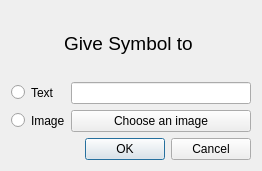
vozellad/Free-Form_Tic-Tac-Toe, file playersymboldialog.ui: the form before one commit.
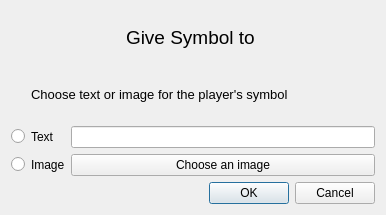
The form after the commit.

Commit message:
User can now select custom symbol
still need to store new image for program to use instead of just putting it in the label

The edit to the form file:
```diff
--- a/playersymboldialog.ui
+++ b/playersymboldialog.ui
@@ -9,15 +9,22 @@
    <rect>
     <x>0</x>
     <y>0</y>
-    <width>262</width>
-    <height>171</height>
+    <width>386</width>
+    <height>215</height>
    </rect>
   </property>
   <property name="windowTitle">
    <string>Player Symbol Dialog</string>
   </property>
   <layout class="QGridLayout" name="gridLayout">
-   <item row="3" column="0">
+   <item row="4" column="2">
+    <widget class="QPushButton" name="pushButton_getImage">
+     <property name="text">
+      <string>Choose an image</string>
+     </property>
+    </widget>
+   </item>
+   <item row="4" column="0">
     <widget class="QRadioButton" name="radioButton_image">
      <property name="maximumSize">
       <size>
@@ -30,49 +37,33 @@
      </property>
     </widget>
    </item>
-   <item row="1" column="0">
-    <widget class="QRadioButton" name="radioButton_text">
-     <property name="sizePolicy">
-      <sizepolicy hsizetype="Minimum" vsizetype="Fixed">
-       <horstretch>0</horstretch>
-       <verstretch>0</verstretch>
-      </sizepolicy>
-     </property>
-     <property name="maximumSize">
-      <size>
-       <width>40</width>
-       <height>16777215</height>
-      </size>
-     </property>
-     <property name="text">
-      <string/>
-     </property>
-    </widget>
-   </item>
-   <item row="1" column="2">
-    <widget class="QLineEdit" name="lineEdit_text"/>
-   </item>
-   <item row="1" column="1">
-    <widget class="QLabel" name="label_text">
-     <property name="text">
-      <string>Text</string>
-     </property>
-    </widget>
-   </item>
-   <item row="3" column="1">
+   <item row="4" column="1">
     <widget class="QLabel" name="label_image">
      <property name="text">
       <string>Image</string>
      </property>
     </widget>
    </item>
-   <item row="3" column="2">
-    <widget class="QPushButton" name="pushButton">
+   <item row="2" column="1">
+    <widget class="QLabel" name="label_text">
      <property name="text">
-      <string>Choose an image</string>
+      <string>Text</string>
      </property>
     </widget>
    </item>
+   <item row="5" column="2">
+    <widget class="QDialogButtonBox" name="buttonBox">
+     <property name="orientation">
+      <enum>Qt::Horizontal</enum>
+     </property>
+     <property name="standardButtons">
+      <set>QDialogButtonBox::Cancel|QDialogButtonBox::Ok</set>
+     </property>
+    </widget>
+   </item>
+   <item row="2" column="2">
+    <widget class="QLineEdit" name="lineEdit_text"/>
+   </item>
    <item row="0" column="0" colspan="3">
     <widget class="QLabel" name="label_title">
      <property name="font">
@@ -88,13 +79,35 @@
      </property>
     </widget>
    </item>
-   <item row="4" column="2">
-    <widget class="QDialogButtonBox" name="buttonBox">
-     <property name="orientation">
-      <enum>Qt::Horizontal</enum>
+   <item row="2" column="0">
+    <widget class="QRadioButton" name="radioButton_text">
+     <property name="sizePolicy">
+      <sizepolicy hsizetype="Minimum" vsizetype="Fixed">
+       <horstretch>0</horstretch>
+       <verstretch>0</verstretch>
+      </sizepolicy>
      </property>
-     <property name="standardButtons">
-      <set>QDialogButtonBox::Cancel|QDialogButtonBox::Ok</set>
+     <property name="maximumSize">
+      <size>
+       <width>40</width>
+       <height>16777215</height>
+      </size>
+     </property>
+     <property name="text">
+      <string/>
+     </property>
+    </widget>
+   </item>
+   <item row="1" column="1" colspan="2">
+    <widget class="QLabel" name="label">
+     <property name="font">
+      <font>
+       <pointsize>10</pointsize>
+       <italic>false</italic>
+      </font>
+     </property>
+     <property name="text">
+      <string>Choose text or image for the player's symbol</string>
      </property>
     </widget>
    </item>
```
The commit also changes 4 other files.
